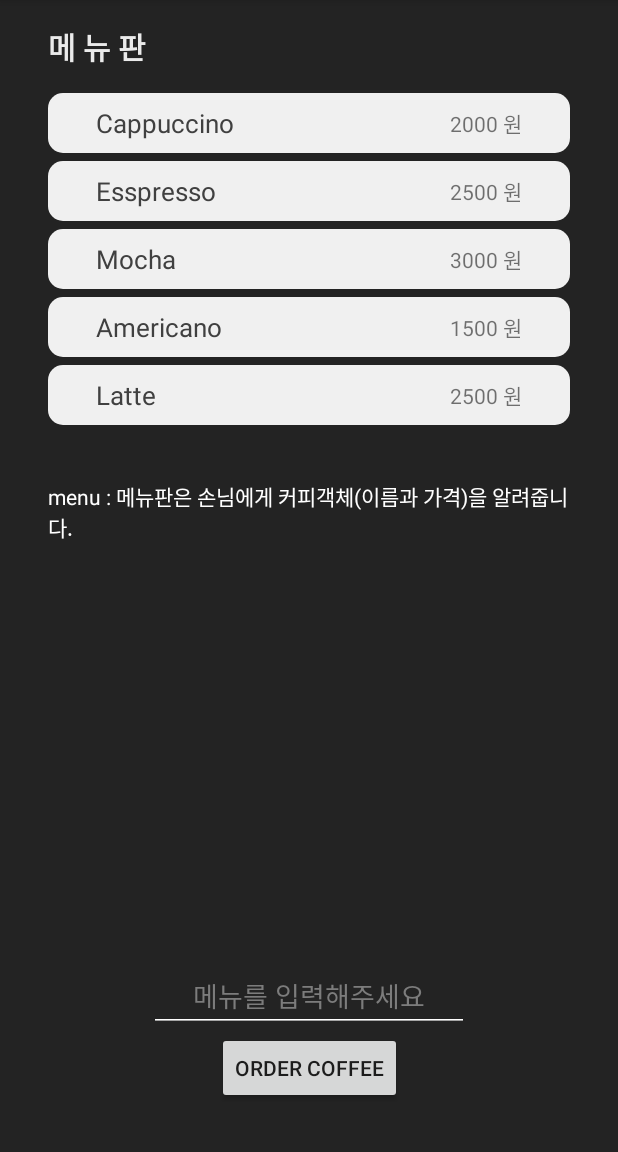
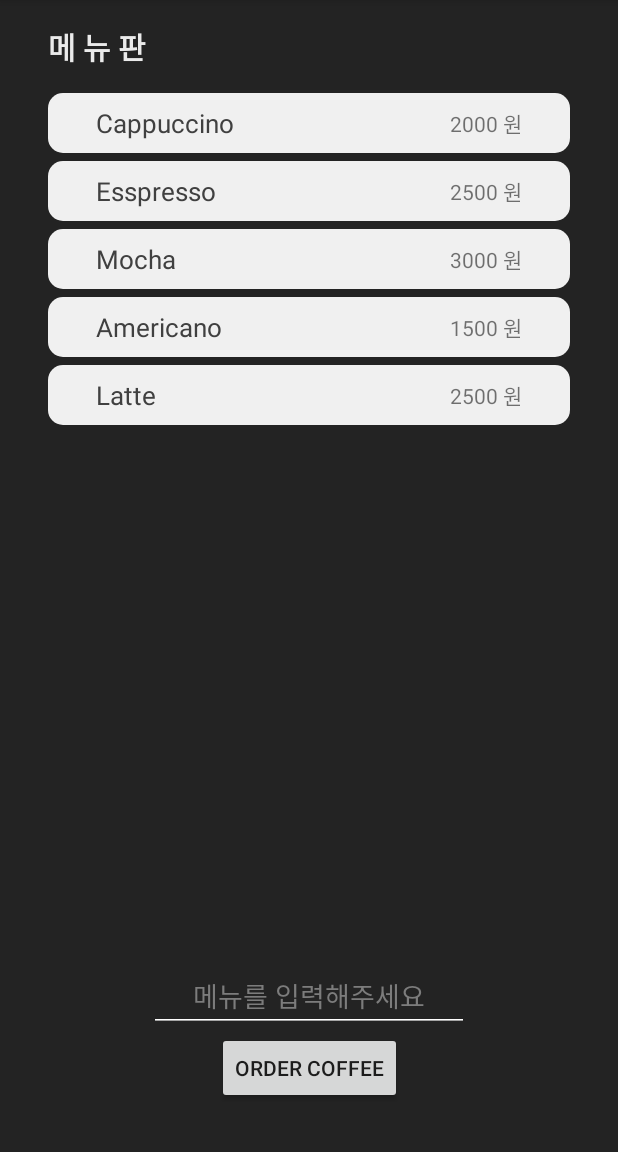
Before and after one commit to Yapp-17th/Study_DesignPattern, an Android app: the screen it shows after launch (MainActivity), after a tap on "ORDER COFFEE", on a phone screen of 412 x 824 dp, the part 84-1236 px from its top. Run offline under Robolectric (Android 15) with nearby library versions, the phone set to English and light mode, and no system bars.

Commit message:
Revert "add TextView for showing the process"
This reverts commit df633e8a053426ec803ae78b21bb3f8cca5b8041.

```diff
--- a/kimhyebeen/Mission01/CafeSystem/app/src/main/java/com/khb/cafesystem/Customer.kt
+++ b/kimhyebeen/Mission01/CafeSystem/app/src/main/java/com/khb/cafesystem/Customer.kt
@@ -2,21 +2,18 @@ package com.khb.cafesystem
 
 import com.khb.cafesystem.items.Coffee
 
-class Customer(customerName: String, addProcessText: (String) -> Unit) {
+class Customer(customerName: String) {
     private var customerName = customerName
     private val menu = Menu
-    private val addProcessText = addProcessText
     private val barista = Barista
 
     fun order(menuName: String): Coffee? {
-        menu.choose(menuName, addProcessText)?.let {
-            addProcessText("customer : 손님은 메뉴판으로부터 ${menuName}이라는 커피객체(이름, 가격)을 받아 바리스타에게 알려줍니다.\n")
-            return barista.makeCoffee(it, addProcessText)
+        menu.choose(menuName)?.let {
+            return barista.makeCoffee(it)
         } ?: return null
     }
 
     fun giveMoney(money: Int) {
-        addProcessText("customer : 손님이 바리스타에게 돈을 줬습니다.\n")
-        barista.recieveMoney(money, addProcessText);
+        barista.recieveMoney(money);
     }
 }
--- a/kimhyebeen/Mission01/CafeSystem/app/src/main/java/com/khb/cafesystem/MainActivity.kt
+++ b/kimhyebeen/Mission01/CafeSystem/app/src/main/java/com/khb/cafesystem/MainActivity.kt
@@ -1,18 +1,16 @@
 package com.khb.cafesystem
 
-import android.graphics.Color
 import androidx.appcompat.app.AppCompatActivity
 import android.os.Bundle
-import android.widget.TextView
 import android.widget.Toast
 import androidx.recyclerview.widget.LinearLayoutManager
+import com.khb.cafesystem.items.Coffee
 import kotlinx.android.synthetic.main.activity_main.*
 
 class MainActivity : AppCompatActivity() {
     private var menuAdapter = MenuAdapter()
     private var menu = Menu
-    private lateinit var customer: Customer
-    private lateinit var addProcessText: (String) -> Unit
+    private var customer = Customer("khb")
 
     override fun onCreate(savedInstanceState: Bundle?) {
         super.onCreate(savedInstanceState)
@@ -29,16 +27,6 @@ class MainActivity : AppCompatActivity() {
             }
         }
 
-        addProcessText = { str ->
-            TextView(this).let {
-                it.text = str
-                it.setTextColor(Color.parseColor("#ffffff"))
-                processLinearLayout.addView(it)
-            }
-        }
-
-        customer = Customer("khb", addProcessText)
-
         orderButton.setOnClickListener {
             getCoffee()
             menuNameEditText.setText("")
@@ -47,8 +35,8 @@ class MainActivity : AppCompatActivity() {
 
     private fun getCoffee() {
         customer.order(menuNameEditText.text.toString())?.let { coffee ->
-            addProcessText("customer : 바리스타로부터 커피를 받았습니다\n")
             customer.giveMoney(coffee.getCost())
+            makeToast("${coffee.getCost()}원을 주고 ${coffee.getName()}을 받았습니다")
         } ?: makeToast("그런 메뉴는 없어요")
     }
 
--- a/kimhyebeen/Mission01/CafeSystem/app/src/main/java/com/khb/cafesystem/Menu.kt
+++ b/kimhyebeen/Mission01/CafeSystem/app/src/main/java/com/khb/cafesystem/Menu.kt
@@ -19,8 +19,7 @@ object Menu {
         items.map { this.items?.put(it.getMenuName(), it) }
     }
 
-    fun choose(menuName: String, addProcessText: (String) -> Unit): MenuItem? {
-        addProcessText("menu : 메뉴판은 손님에게 커피객체(이름과 가격)을 알려줍니다.\n")
+    fun choose(menuName: String): MenuItem? {
         return this.items?.get(menuName.toLowerCase())
     }
 
--- a/kimhyebeen/Mission01/CafeSystem/app/src/main/res/layout/activity_main.xml
+++ b/kimhyebeen/Mission01/CafeSystem/app/src/main/res/layout/activity_main.xml
@@ -22,11 +22,13 @@
 
     <androidx.recyclerview.widget.RecyclerView
         android:id="@+id/menuRecyclerView"
-        android:layout_width="0dp"
-        android:layout_height="wrap_content"
+        android:layout_width="match_parent"
+        android:layout_height="0dp"
         android:layout_marginStart="32dp"
         android:layout_marginTop="16dp"
         android:layout_marginEnd="32dp"
+        android:layout_marginBottom="16dp"
+        app:layout_constraintBottom_toTopOf="@+id/menuNameEditText"
         app:layout_constraintEnd_toEndOf="parent"
         app:layout_constraintStart_toStartOf="parent"
         app:layout_constraintTop_toBottomOf="@+id/textView4" />
@@ -55,23 +57,4 @@
         app:layout_constraintBottom_toBottomOf="parent"
         app:layout_constraintEnd_toEndOf="parent"
         app:layout_constraintStart_toStartOf="parent" />
-
-    <ScrollView
-        android:layout_width="0dp"
-        android:layout_height="0dp"
-        android:layout_marginStart="32dp"
-        android:layout_marginTop="32dp"
-        android:layout_marginEnd="32dp"
-        android:layout_marginBottom="16dp"
-        app:layout_constraintBottom_toTopOf="@+id/menuNameEditText"
-        app:layout_constraintEnd_toEndOf="parent"
-        app:layout_constraintStart_toStartOf="parent"
-        app:layout_constraintTop_toBottomOf="@+id/menuRecyclerView">
-
-        <LinearLayout
-            android:id="@+id/processLinearLayout"
-            android:layout_width="match_parent"
-            android:layout_height="wrap_content"
-            android:orientation="vertical" />
-    </ScrollView>
 </androidx.constraintlayout.widget.ConstraintLayout>
```
Also changed, not shown: kimhyebeen/Mission01/CafeSystem/app/src/main/java/com/khb/cafesystem/Barista.kt (+2 -7 lines).
